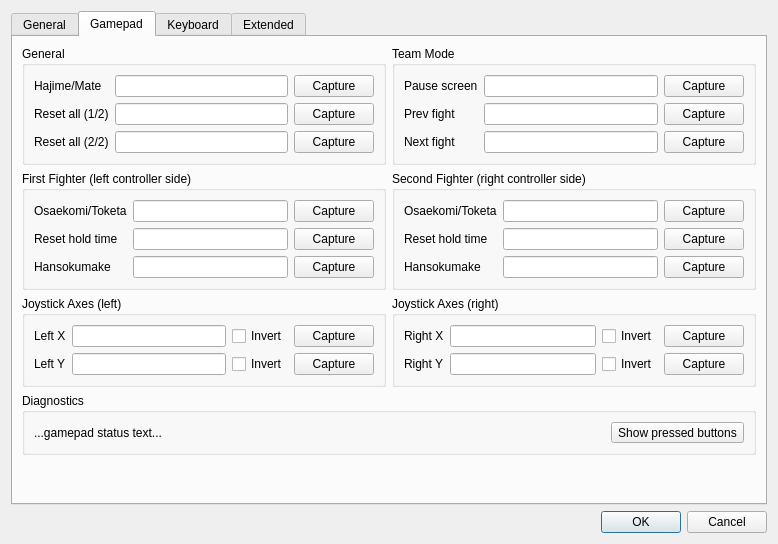
The window that base/SettingsDlg.ui (fmuecke/Ipponboard) describes before a commit, drawn with Qt 5.
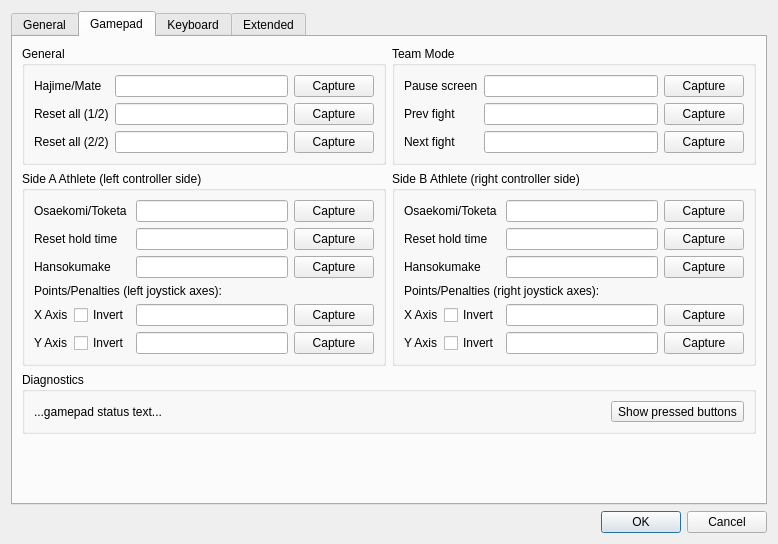
The same window after the commit. The open tabs and pages were chosen to show the change. Icons and pictures are not drawn. Custom widgets are drawn as their Qt base class.

```diff
--- a/base/SettingsDlg.ui
+++ b/base/SettingsDlg.ui
@@ -9,7 +9,7 @@
    <rect>
     <x>0</x>
     <y>0</y>
-    <width>716</width>
+    <width>720</width>
     <height>544</height>
    </rect>
   </property>
@@ -800,7 +800,7 @@
       <attribute name="title">
        <string>Gamepad</string>
       </attribute>
-      <layout class="QVBoxLayout" name="verticalLayout_raw" stretch="0,0,0,0,0">
+      <layout class="QVBoxLayout" name="verticalLayout_raw" stretch="0,0,0,0">
        <item>
         <layout class="QHBoxLayout" name="horizontalLayout_4">
          <property name="bottomMargin">
@@ -939,57 +939,126 @@
          <item>
           <widget class="QGroupBox" name="groupBox_first_2">
            <property name="title">
-            <string>First Fighter (left controller side)</string>
+            <string>Side A Athlete (left controller side)</string>
            </property>
            <layout class="QGridLayout" name="gridLayout_9">
-            <item row="1" column="2">
+            <item row="4" column="3">
+             <widget class="QPushButton" name="pushButton_capture_raw_axis_left_x">
+              <property name="text">
+               <string>Capture</string>
+              </property>
+             </widget>
+            </item>
+            <item row="4" column="0">
+             <widget class="QLabel" name="label_raw_axis_left_x">
+              <property name="text">
+               <string>X Axis</string>
+              </property>
+             </widget>
+            </item>
+            <item row="1" column="3">
              <widget class="QPushButton" name="pushButton_capture_raw_reset_hold_first">
               <property name="text">
                <string>Capture</string>
               </property>
              </widget>
             </item>
-            <item row="0" column="1">
-             <widget class="QLineEdit" name="lineEdit_raw_osaekomi_first"/>
+            <item row="2" column="3">
+             <widget class="QPushButton" name="pushButton_capture_raw_hansokumake_first">
+              <property name="text">
+               <string>Capture</string>
+              </property>
+             </widget>
             </item>
-            <item row="2" column="0">
-             <widget class="QLabel" name="label_raw_hansokumake_first">
+            <item row="0" column="3">
+             <widget class="QPushButton" name="pushButton_capture_raw_osaekomi_first">
               <property name="text">
-               <string>Hansokumake</string>
+               <string>Capture</string>
               </property>
              </widget>
             </item>
-            <item row="1" column="1">
-             <widget class="QLineEdit" name="lineEdit_raw_reset_hold_first"/>
+            <item row="5" column="0">
+             <widget class="QLabel" name="label_raw_axis_left_y">
+              <property name="text">
+               <string>Y Axis</string>
+              </property>
+             </widget>
             </item>
-            <item row="2" column="1">
+            <item row="5" column="3">
+             <widget class="QPushButton" name="pushButton_capture_raw_axis_left_y">
+              <property name="text">
+               <string>Capture</string>
+              </property>
+             </widget>
+            </item>
+            <item row="5" column="2">
+             <widget class="QLineEdit" name="lineEdit_raw_axis_left_y">
+              <property name="sizePolicy">
+               <sizepolicy hsizetype="Expanding" vsizetype="Fixed">
+                <horstretch>0</horstretch>
+                <verstretch>0</verstretch>
+               </sizepolicy>
+              </property>
+             </widget>
+            </item>
+            <item row="5" column="1">
+             <widget class="QCheckBox" name="checkBox_raw_axis_left_y_invert">
+              <property name="text">
+               <string>Invert</string>
+              </property>
+             </widget>
+            </item>
+            <item row="4" column="2">
+             <widget class="QLineEdit" name="lineEdit_raw_axis_left_x">
+              <property name="sizePolicy">
+               <sizepolicy hsizetype="Expanding" vsizetype="Fixed">
+                <horstretch>0</horstretch>
+                <verstretch>0</verstretch>
+               </sizepolicy>
+              </property>
+             </widget>
+            </item>
+            <item row="4" column="1">
+             <widget class="QCheckBox" name="checkBox_raw_axis_left_x_invert">
+              <property name="text">
+               <string>Invert</string>
+              </property>
+             </widget>
+            </item>
+            <item row="2" column="2">
              <widget class="QLineEdit" name="lineEdit_raw_hansokumake_first"/>
             </item>
-            <item row="0" column="0">
+            <item row="1" column="2">
+             <widget class="QLineEdit" name="lineEdit_raw_reset_hold_first"/>
+            </item>
+            <item row="0" column="2">
+             <widget class="QLineEdit" name="lineEdit_raw_osaekomi_first"/>
+            </item>
+            <item row="0" column="0" colspan="2">
              <widget class="QLabel" name="label_raw_osaekomi_first">
               <property name="text">
                <string>Osaekomi/Toketa</string>
               </property>
              </widget>
             </item>
-            <item row="2" column="2">
-             <widget class="QPushButton" name="pushButton_capture_raw_hansokumake_first">
-              <property name="text">
-               <string>Capture</string>
-              </property>
-             </widget>
-            </item>
-            <item row="1" column="0">
+            <item row="1" column="0" colspan="2">
              <widget class="QLabel" name="label_raw_reset_hold_first">
               <property name="text">
                <string>Reset hold time</string>
               </property>
              </widget>
             </item>
-            <item row="0" column="2">
-             <widget class="QPushButton" name="pushButton_capture_raw_osaekomi_first">
+            <item row="2" column="0" colspan="2">
+             <widget class="QLabel" name="label_raw_hansokumake_first">
               <property name="text">
-               <string>Capture</string>
+               <string>Hansokumake</string>
+              </property>
+             </widget>
+            </item>
+            <item row="3" column="0" colspan="3">
+             <widget class="QLabel" name="label_2">
+              <property name="text">
+               <string>Points/Penalties (left joystick axes):</string>
               </property>
              </widget>
             </item>
@@ -999,154 +1068,82 @@
          <item>
           <widget class="QGroupBox" name="groupBox_second_2">
            <property name="title">
-            <string>Second Fighter (right controller side)</string>
+            <string>Side B Athlete (right controller side)</string>
            </property>
            <layout class="QGridLayout" name="gridLayout_11">
-            <item row="0" column="0">
-             <widget class="QLabel" name="label_raw_osaekomi_second">
+            <item row="2" column="2">
+             <widget class="QLineEdit" name="lineEdit_raw_hansokumake_second"/>
+            </item>
+            <item row="1" column="3">
+             <widget class="QPushButton" name="pushButton_capture_raw_reset_hold_second">
               <property name="text">
-               <string>Osaekomi/Toketa</string>
+               <string>Capture</string>
+              </property>
+             </widget>
+            </item>
+            <item row="4" column="3">
+             <widget class="QPushButton" name="pushButton_capture_raw_axis_right_x">
+              <property name="text">
+               <string>Capture</string>
               </property>
              </widget>
             </item>
             <item row="0" column="2">
-             <widget class="QPushButton" name="pushButton_capture_raw_osaekomi_second">
-              <property name="text">
-               <string>Capture</string>
-              </property>
-             </widget>
-            </item>
-            <item row="1" column="0">
-             <widget class="QLabel" name="label_raw_reset_hold_second">
-              <property name="text">
-               <string>Reset hold time</string>
-              </property>
-             </widget>
-            </item>
-            <item row="0" column="1">
              <widget class="QLineEdit" name="lineEdit_raw_osaekomi_second"/>
             </item>
-            <item row="2" column="2">
+            <item row="4" column="1">
+             <widget class="QCheckBox" name="checkBox_raw_axis_right_x_invert">
+              <property name="text">
+               <string>Invert</string>
+              </property>
+             </widget>
+            </item>
+            <item row="0" column="3">
+             <widget class="QPushButton" name="pushButton_capture_raw_osaekomi_second">
+              <property name="text">
+               <string>Capture</string>
+              </property>
+             </widget>
+            </item>
+            <item row="4" column="0">
+             <widget class="QLabel" name="label_raw_axis_right_x">
+              <property name="text">
+               <string>X Axis</string>
+              </property>
+             </widget>
+            </item>
+            <item row="2" column="3">
              <widget class="QPushButton" name="pushButton_capture_raw_hansokumake_second">
               <property name="text">
                <string>Capture</string>
               </property>
              </widget>
             </item>
-            <item row="2" column="0">
-             <widget class="QLabel" name="label_raw_hansokumake_second">
-              <property name="text">
-               <string>Hansokumake</string>
-              </property>
-             </widget>
-            </item>
             <item row="1" column="2">
-             <widget class="QPushButton" name="pushButton_capture_raw_reset_hold_second">
-              <property name="text">
-               <string>Capture</string>
-              </property>
-             </widget>
-            </item>
-            <item row="2" column="1">
-             <widget class="QLineEdit" name="lineEdit_raw_hansokumake_second"/>
-            </item>
-            <item row="1" column="1">
              <widget class="QLineEdit" name="lineEdit_raw_reset_hold_second"/>
             </item>
-           </layout>
-          </widget>
-         </item>
-        </layout>
-       </item>
-       <item>
-        <layout class="QHBoxLayout" name="horizontalLayout_8">
-         <property name="leftMargin">
-          <number>0</number>
-         </property>
-         <property name="bottomMargin">
-          <number>0</number>
-         </property>
-         <item>
-          <widget class="QGroupBox" name="groupBox_raw_axes_left">
-           <property name="title">
-            <string>Joystick Axes (left)</string>
-           </property>
-           <layout class="QGridLayout" name="gridLayout_raw_axes" columnstretch="0,0,0,0">
-            <item row="0" column="2">
-             <widget class="QCheckBox" name="checkBox_raw_axis_left_x_invert">
+            <item row="0" column="0" colspan="2">
+             <widget class="QLabel" name="label_raw_osaekomi_second">
               <property name="text">
-               <string>Invert</string>
+               <string>Osaekomi/Toketa</string>
               </property>
              </widget>
             </item>
-            <item row="1" column="2">
-             <widget class="QCheckBox" name="checkBox_raw_axis_left_y_invert">
+            <item row="2" column="0" colspan="2">
+             <widget class="QLabel" name="label_raw_hansokumake_second">
               <property name="text">
-               <string>Invert</string>
+               <string>Hansokumake</string>
               </property>
              </widget>
             </item>
-            <item row="1" column="3">
-             <widget class="QPushButton" name="pushButton_capture_raw_axis_left_y">
+            <item row="1" column="0" colspan="2">
+             <widget class="QLabel" name="label_raw_reset_hold_second">
               <property name="text">
-               <string>Capture</string>
+               <string>Reset hold time</string>
               </property>
              </widget>
             </item>
-            <item row="0" column="3">
-             <widget class="QPushButton" name="pushButton_capture_raw_axis_left_x">
-              <property name="text">
-               <string>Capture</string>
-              </property>
-             </widget>
-            </item>
-            <item row="1" column="0">
-             <widget class="QLabel" name="label_raw_axis_left_y">
-              <property name="text">
-               <string>Left Y</string>
-              </property>
-             </widget>
-            </item>
-            <item row="1" column="1">
-             <widget class="QLineEdit" name="lineEdit_raw_axis_left_y">
-              <property name="sizePolicy">
-               <sizepolicy hsizetype="Expanding" vsizetype="Fixed">
-                <horstretch>0</horstretch>
-                <verstretch>0</verstretch>
-               </sizepolicy>
-              </property>
-             </widget>
-            </item>
-            <item row="0" column="1">
-             <widget class="QLineEdit" name="lineEdit_raw_axis_left_x">
-              <property name="sizePolicy">
-               <sizepolicy hsizetype="Expanding" vsizetype="Fixed">
-                <horstretch>0</horstretch>
-                <verstretch>0</verstretch>
-               </sizepolicy>
-              </property>
-             </widget>
-            </item>
-            <item row="0" column="0">
-             <widget class="QLabel" name="label_raw_axis_left_x">
-              <property name="text">
-               <string>Left X</string>
-              </property>
-             </widget>
-            </item>
-           </layout>
-          </widget>
-         </item>
-         <item>
-          <widget class="QGroupBox" name="groupBox_raw_axes_right">
-           <property name="title">
-            <string>Joystick Axes (right)</string>
-           </property>
-           <layout class="QGridLayout" name="gridLayout_2">
-            <property name="bottomMargin">
-             <number>9</number>
-            </property>
-            <item row="0" column="1">
+            <item row="4" column="2">
              <widget class="QLineEdit" name="lineEdit_raw_axis_right_x">
               <property name="sizePolicy">
                <sizepolicy hsizetype="Expanding" vsizetype="Fixed">
@@ -1156,55 +1153,41 @@
               </property>
              </widget>
             </item>
-            <item row="1" column="0">
+            <item row="5" column="0">
              <widget class="QLabel" name="label_raw_axis_right_y">
               <property name="text">
-               <string>Right Y</string>
+               <string>Y Axis</string>
               </property>
              </widget>
             </item>
-            <item row="0" column="2">
-             <widget class="QCheckBox" name="checkBox_raw_axis_right_x_invert">
-              <property name="text">
-               <string>Invert</string>
-              </property>
-             </widget>
-            </item>
-            <item row="1" column="3">
-             <widget class="QPushButton" name="pushButton_capture_raw_axis_right_y">
-              <property name="text">
-               <string>Capture</string>
-              </property>
-             </widget>
-            </item>
-            <item row="0" column="3">
-             <widget class="QPushButton" name="pushButton_capture_raw_axis_right_x">
-              <property name="text">
-               <string>Capture</string>
-              </property>
-             </widget>
-            </item>
-            <item row="1" column="1">
-             <widget class="QLineEdit" name="lineEdit_raw_axis_right_y">
-              <property name="sizePolicy">
-               <sizepolicy hsizetype="Expanding" vsizetype="Fixed">
-                <horstretch>0</horstretch>
-                <verstretch>0</verstretch>
-               </sizepolicy>
-              </property>
-             </widget>
-            </item>
-            <item row="1" column="2">
+            <item row="5" column="1">
              <widget class="QCheckBox" name="checkBox_raw_axis_right_y_invert">
               <property name="text">
                <string>Invert</string>
               </property>
              </widget>
             </item>
-            <item row="0" column="0">
-             <widget class="QLabel" name="label_raw_axis_right_x">
+            <item row="5" column="2">
+             <widget class="QLineEdit" name="lineEdit_raw_axis_right_y">
+              <property name="sizePolicy">
+               <sizepolicy hsizetype="Expanding" vsizetype="Fixed">
+                <horstretch>0</horstretch>
+                <verstretch>0</verstretch>
+               </sizepolicy>
+              </property>
+             </widget>
+            </item>
+            <item row="5" column="3">
+             <widget class="QPushButton" name="pushButton_capture_raw_axis_right_y">
               <property name="text">
-               <string>Right X</string>
+               <string>Capture</string>
+              </property>
+             </widget>
+            </item>
+            <item row="3" column="0" colspan="4">
+             <widget class="QLabel" name="label_3">
+              <property name="text">
+               <string>Points/Penalties (right joystick axes):</string>
               </property>
              </widget>
             </item>
```
Left out of the diff: 20 changed lines with no effect on the pictures.
